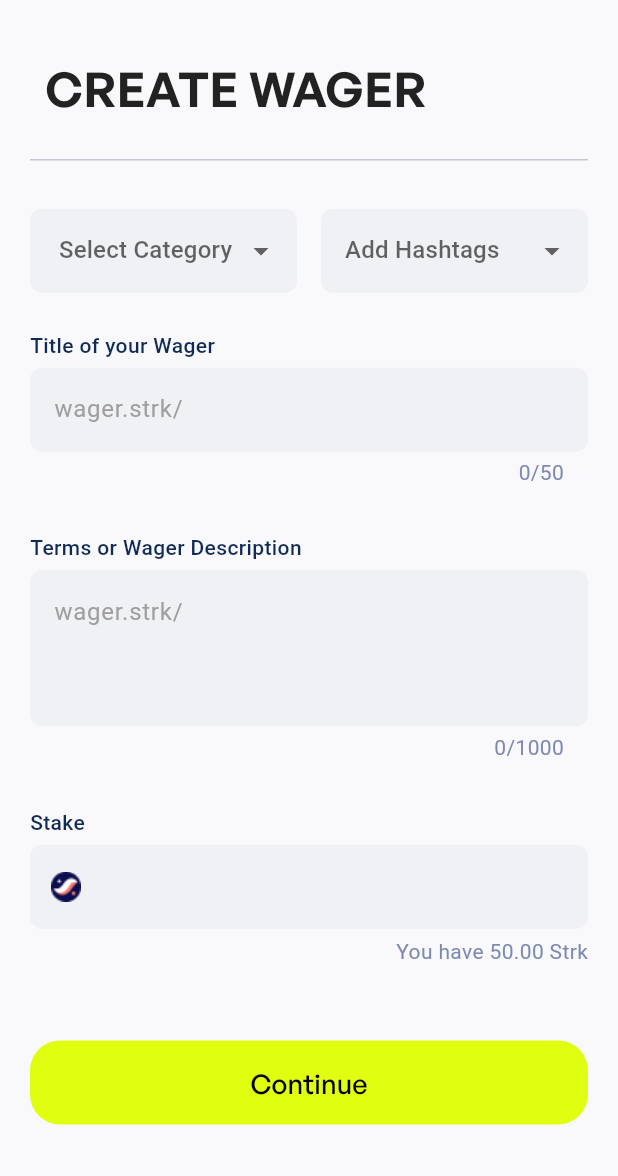
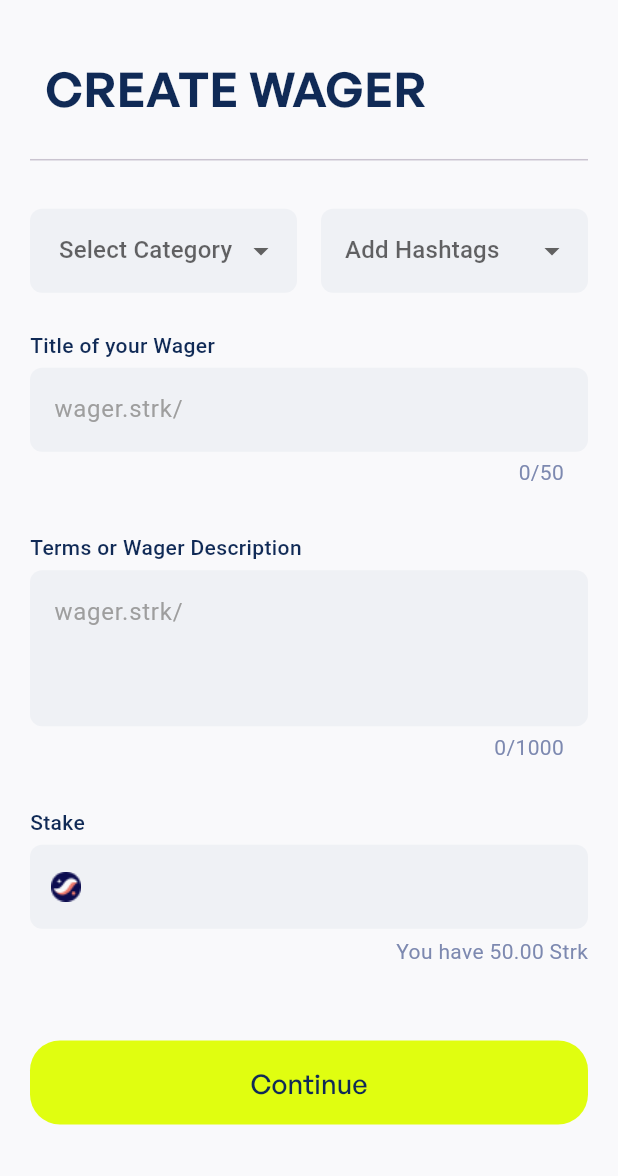
Before and after one commit to stakepoint/wagerr-mobile, a Flutter app: the HomeScreen screen opened directly, after a tap on "New Wager", on a phone screen of 412 x 824 dp, the part 60-1236 px from its top. Run offline on Flutter 3.47's test engine with Material 3 defaults, Android fonts, the phone set to English and light mode, and no system bars; our stand-ins replace easy_localization, flutter_riverpod, flutter_svg, go_router, image_picker, riverpod_annotation and 1 more; missing offline and left inert: appcheck; accounts and stored records are empty; generated files the repository leaves out were written again.

Commit message:
chore: make all text style have the primary color by default

```diff
--- a/lib/features/connect_wallet/connect_wallet_screen.dart
+++ b/lib/features/connect_wallet/connect_wallet_screen.dart
@@ -59,22 +59,19 @@ class ConnectWalletScreen extends ConsumerWidget {
                       verticalSpace(AppValues.height60),
                       Text(
                         'welcomeToStarkWager'.tr(),
-                        style: AppTheme.headLineLarge32
-                            .copyWith(color: context.primaryTextColor),
+                        style: AppTheme.of(context).headLineLarge32
                       ),
                       verticalSpace(AppValues.height8),
                       Row(
                         children: [
                           Text(
                             'connectYourWalletToUse'.tr(),
-                            style: AppTheme.titleMedium18
-                                .copyWith(color: context.primaryTextColor),
+                            style: AppTheme.of(context).bodyExtraLarge18
                           ),
                           horizontalSpace(AppValues.padding3),
                           Text(
                             'starkWager'.tr(),
-                            style: AppTheme.titleMedium18.copyWith(
-                                color: context.primaryTextColor,
+                            style: AppTheme.of(context).bodyExtraLarge18.copyWith(
                                 fontWeight: FontWeight.w600),
                           ),
                         ],
--- a/lib/features/connect_wallet/widgets/installed_wallet_widget.dart
+++ b/lib/features/connect_wallet/widgets/installed_wallet_widget.dart
@@ -38,8 +38,8 @@ class InstalledWalletWidget extends ConsumerWidget {
             horizontalSpace(AppValues.padding10),
             Text(
               isInstalled ? title : '${'install'.tr()} $title',
-              style: AppTheme.titleMedium18.copyWith(
-                  color: context.primaryTextColor, fontWeight: FontWeight.w500),
+              style: AppTheme.of(context).bodyExtraLarge18.copyWith(
+                  fontWeight: FontWeight.w500),
             ),
             Spacer(),
             Visibility(
--- a/lib/features/home_screen/home_screen.dart
+++ b/lib/features/home_screen/home_screen.dart
@@ -93,9 +93,7 @@ class HomeScreen extends ConsumerWidget {
             SvgPicture.asset(AppIcons.handshakeIcon),
             Text(
               'newWager'.tr(),
-              style: AppTheme.textMediumMedium.copyWith(
-                color: AppColors.blue950,
-              ),
+              style: AppTheme.of(context).textMediumMedium
             ),
           ],
         ),
--- a/lib/features/home_screen/widget/home_action_button.dart
+++ b/lib/features/home_screen/widget/home_action_button.dart
@@ -54,7 +54,7 @@ class HomeActionButton extends StatelessWidget {
             horizontalSpace(8),
             Text(
               text,
-              style: AppTheme.textSmallMedium.copyWith(
+              style: AppTheme.of(context).textSmallMedium.copyWith(
                 color: textColor,
               ),
             ),
--- a/lib/features/home_screen/widget/home_screen_body.dart
+++ b/lib/features/home_screen/widget/home_screen_body.dart
@@ -25,18 +25,18 @@ class HomeScreenBody extends ConsumerWidget {
             ? _mobileContractAddress(context)
             : _tabletContractAddress(context),
         verticalSpace(8),
-        _isMobile ? _mobileStarkAmount() : _tabletStarkAmount(),
+        _isMobile ? _mobileStarkAmount(context) : _tabletStarkAmount(context),
         verticalSpace(16),
         _isMobile ? HomeAddAndWithdraw() : SizedBox(),
         _isMobile ? verticalSpace(48) : verticalSpace(40),
-        _isMobile ? _mobileNoWagger() : _tabletNoWagger(),
+        _isMobile ? _mobileNoWager(context) : _tabletNoWager(context),
       ],
     );
   }
 
-//----------------------------------------------- MOBILENOWAGGER ----------------------------------------------- //
+//----------------------------------------------- MOBILE_NO_WAGER ----------------------------------------------- //
 
-  Widget _mobileNoWagger() {
+  Widget _mobileNoWager(BuildContext context) {
     return Container(
       height: 81,
       decoration: BoxDecoration(
@@ -51,7 +51,7 @@ class HomeScreenBody extends ConsumerWidget {
           SvgPicture.asset(AppIcons.noWaggerIcon),
           Text(
             'nowagerscreatedyet'.tr(),
-            style: AppTheme.titleSmall16.copyWith(
+            style: AppTheme.of(context).bodyLarge16.copyWith(
               color: AppColors.grayCool400,
             ),
           ),
@@ -60,9 +60,9 @@ class HomeScreenBody extends ConsumerWidget {
     );
   }
 
-  //----------------------------------------------- MOBILENOWAGGER ----------------------------------------------- //
+  //----------------------------------------------- MOBILE_NO_WAGER ----------------------------------------------- //
 
-  Widget _tabletNoWagger() {
+  Widget _tabletNoWager(BuildContext context) {
     return Container(
       height: 175,
       width: 696,
@@ -77,7 +77,7 @@ class HomeScreenBody extends ConsumerWidget {
           SvgPicture.asset(AppIcons.noWaggerIcon, width: 88, height: 88),
           Text(
             'nowagerscreatedyet'.tr(),
-            style: AppTheme.textMediumNormal.copyWith(
+            style: AppTheme.of(context).textMediumNormal.copyWith(
               color: AppColors.grayCool400,
             ),
           ),
@@ -86,17 +86,15 @@ class HomeScreenBody extends ConsumerWidget {
     );
   }
 
-//----------------------------------------------- MOBILESTARKAMOUNT ----------------------------------------------- //
+//----------------------------------------------- MOBILE_STARK_AMOUNT ----------------------------------------------- //
 
-  Widget _mobileStarkAmount() {
+  Widget _mobileStarkAmount(BuildContext context) {
     return Row(
       mainAxisAlignment: MainAxisAlignment.spaceBetween,
       children: [
         Text(
           '\$0.00',
-          style: AppTheme.headingMobileH1.copyWith(
-            color: AppColors.blue950,
-          ),
+          style: AppTheme.of(context).headingMobileH1
         ),
         Row(
           children: [
@@ -104,9 +102,7 @@ class HomeScreenBody extends ConsumerWidget {
             horizontalSpace(4),
             Text(
               '${'0'} Strk',
-              style: AppTheme.textSmallMedium.copyWith(
-                color: AppColors.blue950,
-              ),
+              style: AppTheme.of(context).textSmallMedium
             ),
           ],
         ),
@@ -114,9 +110,9 @@ class HomeScreenBody extends ConsumerWidget {
     );
   }
 
-//----------------------------------------------- TABLETSTARKAMOUNT ----------------------------------------------- //
+//----------------------------------------------- TABLET_STARK_AMOUNT ----------------------------------------------- //
 
-  Widget _tabletStarkAmount() {
+  Widget _tabletStarkAmount(BuildContext context) {
     return Row(
       mainAxisAlignment: MainAxisAlignment.spaceBetween,
       children: [
@@ -126,9 +122,7 @@ class HomeScreenBody extends ConsumerWidget {
           children: [
             Text(
               '\$0.00',
-              style: AppTheme.headingMobileH1.copyWith(
-                color: AppColors.blue950,
-              ),
+              style: AppTheme.of(context).headingMobileH1
             ),
             Row(
               children: [
@@ -136,9 +130,7 @@ class HomeScreenBody extends ConsumerWidget {
                 horizontalSpace(4),
                 Text(
                   '${'0'} Strk',
-                  style: AppTheme.textSmallMedium.copyWith(
-                    color: AppColors.blue950,
-                  ),
+                  style: AppTheme.of(context).textSmallMedium
                 ),
               ],
             ),
@@ -166,7 +158,7 @@ class HomeScreenBody extends ConsumerWidget {
     );
   }
 
-//----------------------------------------------- MOBILECONTRACTADDRESS ----------------------------------------------- //
+//----------------------------------------------- MOBILE_CONTRACT_ADDRESS ----------------------------------------------- //
 
   Widget _mobileContractAddress(BuildContext context) {
     return Row(
@@ -174,7 +166,7 @@ class HomeScreenBody extends ConsumerWidget {
       children: [
         Text(
           'walletBalance'.tr(),
-          style: AppTheme.bodyMedium14.copyWith(
+          style: AppTheme.of(context).bodyMedium14.copyWith(
             color: AppColors.grayCool400,
           ),
         ),
@@ -191,8 +183,7 @@ class HomeScreenBody extends ConsumerWidget {
             children: [
               Text(
                 '0x400e44000...',
-                style: AppTheme.textSmallMedium
-                    .copyWith(color: context.primaryTextColor),
+                style: AppTheme.of(context).textSmallMedium
               ),
               SvgPicture.asset(AppIcons.copyIcon)
             ],
@@ -202,7 +193,7 @@ class HomeScreenBody extends ConsumerWidget {
     );
   }
 
-//----------------------------------------------- TABLETCONTRACTADDRESS ----------------------------------------------- //
+//----------------------------------------------- TABLET_CONTRACT_ADDRESS ----------------------------------------------- //
 
   Widget _tabletContractAddress(BuildContext context) {
     return Row(
@@ -210,7 +201,7 @@ class HomeScreenBody extends ConsumerWidget {
       children: [
         Text(
           'walletBalance'.tr(),
-          style: AppTheme.titleSmall16.copyWith(
+          style: AppTheme.of(context).bodyLarge16.copyWith(
             color: AppColors.grayCool400,
           ),
         ),
@@ -227,8 +218,7 @@ class HomeScreenBody extends ConsumerWidget {
             children: [
               Text(
                 '0x400e44000...',
-                style: AppTheme.textRegularMedium
-                    .copyWith(color: context.primaryTextColor),
+                style: AppTheme.of(context).textRegularMedium
               ),
               SvgPicture.asset(AppIcons.copyIcon)
             ],
--- a/lib/features/home_screen/widget/home_screen_tablet_menu_bar.dart
+++ b/lib/features/home_screen/widget/home_screen_tablet_menu_bar.dart
@@ -101,9 +101,7 @@ class _HomeScreenTabletMenuBarState extends State<HomeScreenTabletMenuBar> {
             const SizedBox(width: 12),
             Text(
               'newWager'.tr(),
-              style: AppTheme.textMediumMedium.copyWith(
-                color: AppColors.blue950,
-              ),
+              style: AppTheme.of(context).textMediumMedium
             ),
           ],
         ),
--- a/lib/features/home_screen/widget/home_screen_tablet_mode.dart
+++ b/lib/features/home_screen/widget/home_screen_tablet_mode.dart
@@ -30,9 +30,7 @@ class HomeScreenTabletMode extends ConsumerWidget {
           children: [
             Text(
               'Home',
-              style: AppTheme.headLineLarge32.copyWith(
-                color: AppColors.blue950,
-              ),
+              style: AppTheme.of(context).headLineLarge32
             ),
             Row(
               children: [
--- a/lib/features/home_screen/widget/profile_menu.dart
+++ b/lib/features/home_screen/widget/profile_menu.dart
@@ -42,8 +42,7 @@ class ProfileMenu extends ConsumerWidget {
               children: [
                 Text(
                   '@noyi24_7',
-                  style: AppTheme.textSmallMedium
-                      .copyWith(color: context.primaryTextColor),
+                  style: AppTheme.of(context).textSmallMedium
                 ),
                 SvgPicture.asset(AppIcons.copyIcon)
               ],
@@ -54,8 +53,7 @@ class ProfileMenu extends ConsumerWidget {
               children: [
                 Text(
                   '@noyi24_7',
-                  style: AppTheme.textRegularMedium
-                      .copyWith(color: context.primaryTextColor),
+                  style: AppTheme.of(context).textRegularMedium
                 ),
                 SvgPicture.asset(
                   AppIcons.copyIcon,
--- a/lib/features/wager_created/widgets/general_text_form_field.dart
+++ b/lib/features/wager_created/widgets/general_text_form_field.dart
@@ -112,8 +112,7 @@ class _FormattedTextFieldsState extends State<FormattedTextFields> {
       children: [
         Text(
           'inviteViaUsername'.tr(),
-          style: AppTheme.textMediumNormal.copyWith(
-              color: AppColors.blue950,
+          style: AppTheme.of(context).textMediumNormal.copyWith(
               fontWeight: FontWeight.w500,
               fontSize: 14),
         ),
@@ -235,7 +234,7 @@ class _FormattedTextFieldsState extends State<FormattedTextFields> {
           verticalSpace(8),
           Text(
             widget.errorText!,
-            style: AppTheme.textSmallMedium.copyWith(
+            style: AppTheme.of(context).textSmallMedium.copyWith(
                 color: AppColors.rambutan100,
                 fontWeight: FontWeight.w500,
                 fontSize: 12),
--- a/lib/features/wager_created/widgets/wager_profile_menu.dart
+++ b/lib/features/wager_created/widgets/wager_profile_menu.dart
@@ -31,8 +31,7 @@ Widget _copyUsername(BuildContext context) => Container(
         children: [
           Text(
             '@noyi24_7',
-            style: AppTheme.textSmallMedium
-                .copyWith(color: context.primaryTextColor),
+            style: AppTheme.of(context).textSmallMedium
           ),
           SvgPicture.asset(
             AppIcons.copyIcon,
--- a/lib/features/wager_screen.dart/create_wager_screen.dart
+++ b/lib/features/wager_screen.dart/create_wager_screen.dart
@@ -41,7 +41,7 @@ class CreateWagerScreen extends StatelessWidget {
                     ),
                     Text(
                       !context.isMobile ? 'createWager'.tr() : '',
-                      style: AppTheme.headLineLarge32,
+                      style: AppTheme.of(context).headLineLarge32,
                     ),
                   ],
                 ),
@@ -93,7 +93,7 @@ class CreateWagerScreen extends StatelessWidget {
                     padding: const EdgeInsets.only(left: 10),
                     child: Text(
                       'createWager'.tr(),
-                      style: AppTheme.headLineLarge32,
+                      style: AppTheme.of(context).headLineLarge32,
                     ),
                   ),
                 verticalSpace(size.height * 0.02),
@@ -178,7 +178,7 @@ class CreateWagerScreen extends StatelessWidget {
                     ),
                     child: Text(
                       "Continue".tr(),
-                      style: AppTheme.titleMedium18.copyWith(
+                      style: AppTheme.of(context).bodyExtraLarge18.copyWith(
                         fontWeight: FontWeight.w500,
                       ),
                     ),
--- a/lib/theme/app_theme.dart
+++ b/lib/theme/app_theme.dart
@@ -11,100 +11,88 @@ class AppTheme {
 
   static final fontFamily = 'General Sans';
 
-  static final headLineLarge32 = TextStyle(
+  TextStyle get headingMobileH1 => TextStyle(
+      fontFamily: fontFamily,
+      fontSize: 40,
+      fontWeight: FontWeight.w600,
+      color: context.primaryTextColor
+  );
+
+  TextStyle get headLineLarge32 => TextStyle(
     fontFamily: fontFamily,
     fontSize: 32,
     fontWeight: FontWeight.w600,
+    color: context.primaryTextColor
   );
 
-  static final textSmallMedium = TextStyle(
+  TextStyle get textSmallMedium => TextStyle(
     fontFamily: fontFamily,
     fontSize: 14,
     fontWeight: FontWeight.w500,
+    color: context.primaryTextColor
   );
 
-  static final textMediumMedium = TextStyle(
+  TextStyle get textMediumMedium => TextStyle(
     fontFamily: fontFamily,
     fontSize: 18,
     fontWeight: FontWeight.w500,
+    color: context.primaryTextColor
   );
 
-  static final textMediumNormal = TextStyle(
+  TextStyle get textMediumNormal => TextStyle(
     fontFamily: fontFamily,
     fontSize: 18,
     fontWeight: FontWeight.w400,
+    color: context.primaryTextColor
   );
 
-  static final headingMobileH1 = TextStyle(
-    fontFamily: fontFamily,
-    fontSize: 40,
-    fontWeight: FontWeight.w600,
-  );
-
-  static final textRegularMedium = TextStyle(
+  TextStyle get textRegularMedium => TextStyle(
     fontFamily: fontFamily,
     fontSize: 16,
     fontWeight: FontWeight.w500,
+    color: context.primaryTextColor
   );
 
-  static final titleExtraLarge24 = TextStyle(
+  TextStyle get titleExtraLarge24 => TextStyle(
     fontFamily: fontFamily,
     fontSize: 24,
     fontWeight: FontWeight.w600,
+    color: context.primaryTextColor
   );
 
-  static final titleLarge20 = TextStyle(
+  TextStyle get titleLarge20 => TextStyle(
     fontFamily: fontFamily,
     fontSize: 20,
     fontWeight: FontWeight.w600,
+    color: context.primaryTextColor
   );
 
-  static final titleMedium18 = TextStyle(
+  TextStyle get bodyHuge20 => TextStyle(
+    fontFamily: fontFamily,
+    fontSize: 20,
+    fontWeight: FontWeight.w400,
+    color: context.primaryTextColor
+  );
+
+  TextStyle get bodyExtraLarge18 => TextStyle(
     fontFamily: fontFamily,
     fontSize: 18,
     fontWeight: FontWeight.w400,
+    color: context.primaryTextColor
   );
 
-  static final titleSmall16 = TextStyle(
+  TextStyle get bodyLarge16 => TextStyle(
     fontFamily: fontFamily,
     fontSize: 16,
     fontWeight: FontWeight.w400,
+    color: context.primaryTextColor
   );
 
-  static final titleExtraSmall14 = TextStyle(
-    fontFamily: fontFamily,
-    fontSize: 14,
-    fontWeight: FontWeight.w700,
-  );
-
-  static final titleTiny12 = TextStyle(
-    fontFamily: fontFamily,
-    fontSize: 12,
-    fontWeight: FontWeight.w400,
-  );
-
-  static final bodyHuge20 = TextStyle(
-    fontFamily: fontFamily,
-    fontSize: 20,
-    fontWeight: FontWeight.w400,
-  );
-
-  static final bodyExtraLarge18 = TextStyle(
-    fontFamily: fontFamily,
-    fontSize: 18,
-    fontWeight: FontWeight.w400,
-  );
-
-  static final bodyLarge16 = TextStyle(
-    fontFamily: fontFamily,
-    fontSize: 16,
-    fontWeight: FontWeight.w400,
-  );
-
-  static final bodyMedium14 = TextStyle(
+  TextStyle get bodyMedium14 => TextStyle(
     fontFamily: fontFamily,
     fontSize: 14,
     fontWeight: FontWeight.w400,
+    color: context.primaryTextColor
   );
 
   TextStyle get bodySmall12 => TextStyle(
```
Also changed, not shown: lib/features/profile/profile_setup_screen.dart (+9 -17 lines), lib/features/profile_screen.dart/profile_screen.dart (+2 -6 lines), lib/features/wager_created/widgets/wager_created_body.dart (+5 -9 lines), lib/features/wager_screen.dart/wager_summary.dart (+14 -32 lines), lib/features/wager_screen.dart/waggers_screen.dart (+2 -6 lines), lib/features/wallet_screen.dart/wallet_screen.dart (+2 -7 lines).
